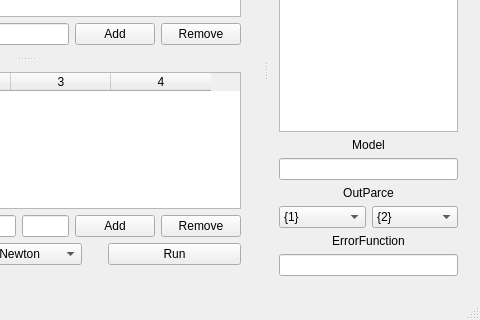
Qt form mainwindow.ui (MKras/SpiceExtract) before a commit; both pictures show x 223 to 703 and y 177 to 497 of the 703 by 497 pixel window.
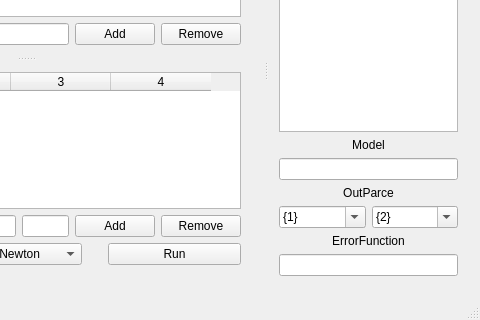
The same form after that commit. Icons and pictures are not drawn.

```diff
--- a/mainwindow.ui
+++ b/mainwindow.ui
@@ -359,6 +359,12 @@
              <layout class="QHBoxLayout" name="Outparse_Layout">
               <item>
                <widget class="QComboBox" name="Outparse_cb_x">
+                <property name="enabled">
+                 <bool>true</bool>
+                </property>
+                <property name="editable">
+                 <bool>true</bool>
+                </property>
                 <item>
                  <property name="text">
                   <string>{1}</string>
@@ -368,6 +374,9 @@
               </item>
               <item>
                <widget class="QComboBox" name="Outparse_cb_y">
+                <property name="editable">
+                 <bool>true</bool>
+                </property>
                 <item>
                  <property name="text">
                   <string>{2}</string>
```
Left out of the diff: 5 changed lines with no effect on the pictures.
